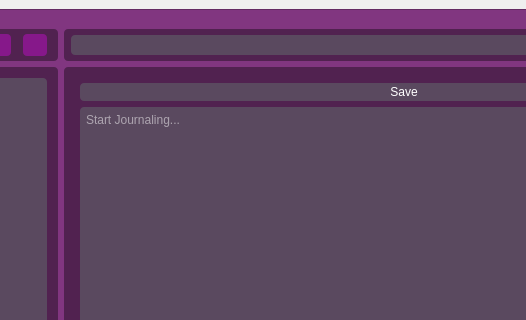
BlackFire26299/journalAssignmentIT, file Code/UIs/Mainapp.ui: the form before one commit; both pictures show x 199 to 725 and y 0 to 320 of the 1040 by 740 pixel window.
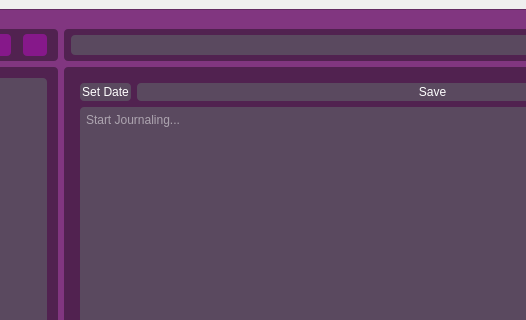
The form after the commit. Icons and pictures are not drawn.

Commit message: starting the date setting

The edit to the form file:
```diff
--- a/Code/UIs/Mainapp.ui
+++ b/Code/UIs/Mainapp.ui
@@ -643,6 +643,17 @@
                 </property>
                 <item row="0" column="0">
                  <layout class="QHBoxLayout" name="horizontalLayout_2">
+                  <item>
+                   <widget class="QPushButton" name="SetDateButton">
+                    <property name="styleSheet">
+                     <string notr="true">background-color: rgb(90, 73, 95);
+color: rgb(255, 255, 255);</string>
+                    </property>
+                    <property name="text">
+                     <string>Set Date</string>
+                    </property>
+                   </widget>
+                  </item>
                   <item>
                    <widget class="QPushButton" name="SaveButton1">
                     <property name="sizePolicy">
```
The commit also changes 2 other files.
